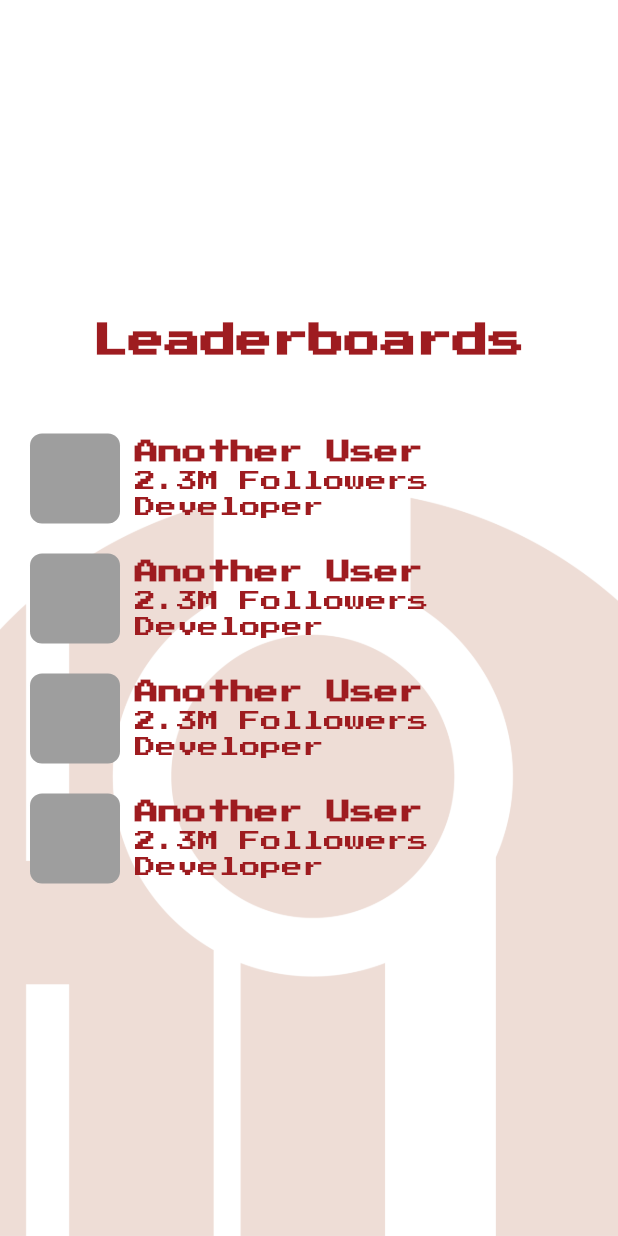
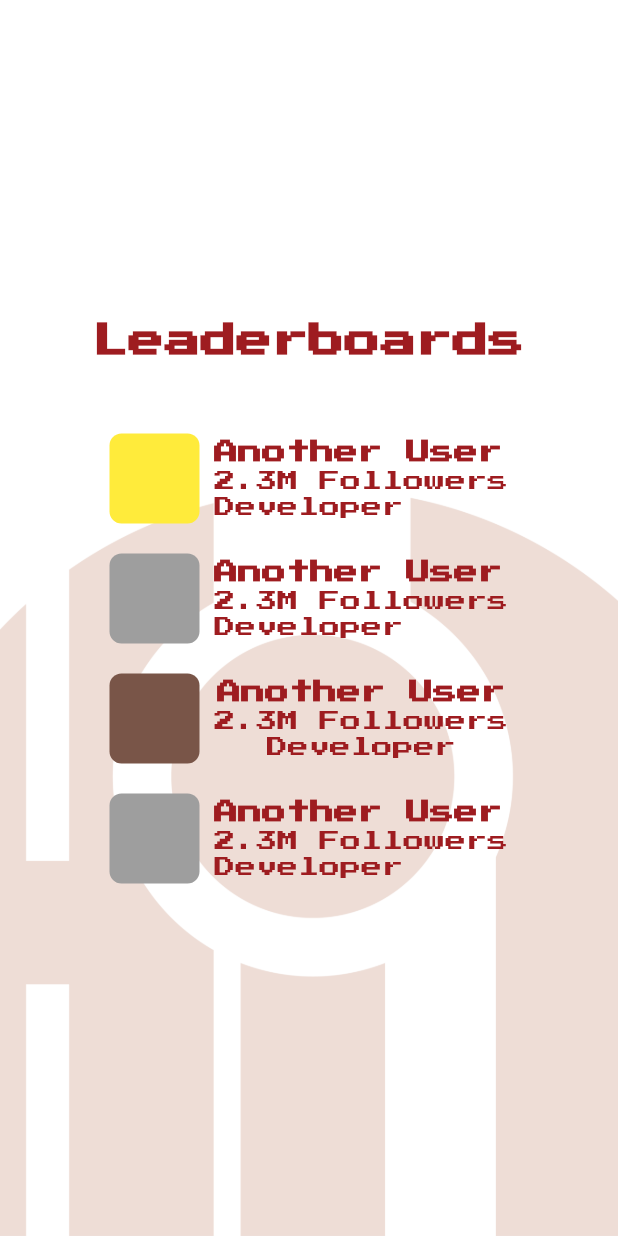
Before and after one commit to JohnCarloMonte/Stream_App, a Flutter app: the Leaderboards screen opened directly, on a phone screen of 412 x 824 dp. Run offline on Flutter 3.47's test engine with Material 2 defaults, Android fonts, the phone set to English and light mode, and no system bars; our stand-ins replace google_fonts; missing offline and left inert: flutter_launcher_icons.

Commit message:
November 15 2023. Project Streaming app

```diff
--- a/lib/Leaderboards.dart
+++ b/lib/Leaderboards.dart
@@ -40,7 +40,55 @@ class _LeaderboardsState extends State<Leaderboards> {
                 const SizedBox(height: 50),
                 Container(
                   child: Row(
-                    mainAxisAlignment: MainAxisAlignment.start, // Align items to the left
+                    mainAxisAlignment: MainAxisAlignment.center, // Align items to the left
+                    children: [
+                      // Sample Photo with 8-bit box design (smaller)
+                      Container(
+                        height: 60,
+                        width: 60,
+                        decoration: BoxDecoration(
+                          borderRadius: BorderRadius.circular(8),
+                          color: Colors.yellow, // You can replace this with an actual image
+                        ),
+                      ),
+                      SizedBox(width: 10), // Add spacing between photo and details
+                      // User Details
+                      Column(
+                        crossAxisAlignment: CrossAxisAlignment.start, // Align text to the left
+                        children: [
+                          Text(
+                            "Another User",
+                            style: GoogleFonts.pressStart2p(
+                              color: Color(0xFF9e1c20),
+                              fontSize: 16,
+                              fontWeight: FontWeight.bold,
+                            ),
+                          ),
+                          const SizedBox(height: 5),
+                          Text(
+                            "2.3M Followers",
+                            style: GoogleFonts.pressStart2p(
+                              color: Color(0xFF9e1c20),
+                              fontSize: 14,
+                            ),
+                          ),
+                          const SizedBox(height: 3),
+                          Text(
+                            "Developer",
+                            style: GoogleFonts.pressStart2p(
+                              color: Color(0xFF9e1c20),
+                              fontSize: 14,
+                            ),
+                          ),
+                        ],
+                      ),
+                    ],
+                  ),
+                ),
+                const SizedBox(height: 20),
+                Container(
+                  child: Row(
+                    mainAxisAlignment: MainAxisAlignment.center, // Align items to the left
                     children: [
                       // Sample Photo with 8-bit box design (smaller)
                       Container(
@@ -88,7 +136,7 @@ class _LeaderboardsState extends State<Leaderboards> {
                 const SizedBox(height: 20),
                 Container(
                   child: Row(
-                    mainAxisAlignment: MainAxisAlignment.start, // Align items to the left
+                    mainAxisAlignment: MainAxisAlignment.center, // Align items to the left
                     children: [
                       // Sample Photo with 8-bit box design (smaller)
                       Container(
@@ -96,13 +144,13 @@ class _LeaderboardsState extends State<Leaderboards> {
                         width: 60,
                         decoration: BoxDecoration(
                           borderRadius: BorderRadius.circular(8),
-                          color: Colors.grey, // You can replace this with an actual image
+                          color: Colors.brown, // You can replace this with an actual image
                         ),
                       ),
                       SizedBox(width: 10), // Add spacing between photo and details
                       // User Details
                       Column(
-                        crossAxisAlignment: CrossAxisAlignment.start, // Align text to the left
+                        crossAxisAlignment: CrossAxisAlignment.center, // Align text to the left
                         children: [
                           Text(
                             "Another User",
@@ -136,55 +184,7 @@ class _LeaderboardsState extends State<Leaderboards> {
                 const SizedBox(height: 20),
                 Container(
                   child: Row(
-                    mainAxisAlignment: MainAxisAlignment.start, // Align items to the left
-                    children: [
-                      // Sample Photo with 8-bit box design (smaller)
-                      Container(
-                        height: 60,
-                        width: 60,
-                        decoration: BoxDecoration(
-                          borderRadius: BorderRadius.circular(8),
-                          color: Colors.grey, // You can replace this with an actual image
-                        ),
-                      ),
-                      SizedBox(width: 10), // Add spacing between photo and details
-                      // User Details
-                      Column(
-                        crossAxisAlignment: CrossAxisAlignment.start, // Align text to the left
-                        children: [
-                          Text(
-                            "Another User",
-                            style: GoogleFonts.pressStart2p(
-                              color: Color(0xFF9e1c20),
-                              fontSize: 16,
-                              fontWeight: FontWeight.bold,
-                            ),
-                          ),
-                          const SizedBox(height: 5),
-                          Text(
-                            "2.3M Followers",
-                            style: GoogleFonts.pressStart2p(
-                              color: Color(0xFF9e1c20),
-                              fontSize: 14,
-                            ),
-                          ),
-                          const SizedBox(height: 3),
-                          Text(
-                            "Developer",
-                            style: GoogleFonts.pressStart2p(
-                              color: Color(0xFF9e1c20),
-                              fontSize: 14,
-                            ),
-                          ),
-                        ],
-                      ),
-                    ],
-                  ),
-                ),
-                const SizedBox(height: 20),
-                Container(
-                  child: Row(
-                    mainAxisAlignment: MainAxisAlignment.start, // Align items to the left
+                    mainAxisAlignment: MainAxisAlignment.center, // Align items to the left
                     children: [
                       // Sample Photo with 8-bit box design (smaller)
                       Container(
--- a/lib/home.dart
+++ b/lib/home.dart
@@ -1,8 +1,8 @@
 import 'package:flutter/material.dart';
 import 'package:projecthit/Community.dart';
 import 'package:projecthit/Leaderboards.dart';
-import 'package:projecthit/Page/Followers.dart';
 import 'package:projecthit/Page/chat.dart';
+import 'package:projecthit/Page/Follower.dart';
 import 'package:projecthit/Page/dashboard.dart';
 import 'package:projecthit/Page/profile.dart';
 
```
Also changed, not shown: lib/Page/Follower.dart (added, +51 -0 lines), lib/Page/Followers.dart (deleted, +0 -136 lines), lib/Page/chat.dart (+117 -32 lines), lib/main.dart (+87 -6 lines).
